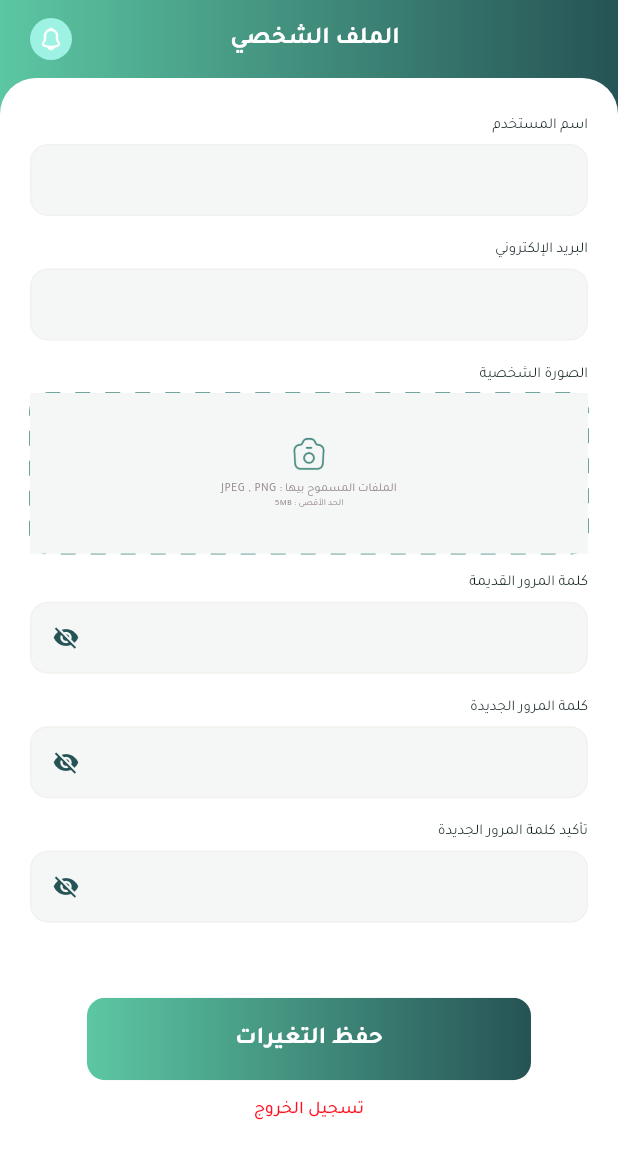
After one commit to engahmed309/tharad-task, a Flutter app: the ProfileView screen opened by its route, on a phone screen of 412 x 824 dp. The commit adds this screen. Shown: the top 1159 px of the screen. Run offline on Flutter 3.47's test engine with Material 3 defaults, Android fonts, the phone set to English and light mode, and no system bars; our stand-ins replace bloc, dartz, dio, flutter_bloc, get_it, hive and 4 more; accounts and stored records are empty.

Commit message:
finish profile ui

```diff
--- a/lib/core/utils/assets.dart
+++ b/lib/core/utils/assets.dart
@@ -2,4 +2,5 @@ class AssetsData {
   static const pathImage = 'assets/images/';
   static const logo = '${pathImage}logo.png';
   static const camera = '${pathImage}camera.png';
+  static const notification = '${pathImage}notification.png';
 }
--- a/lib/core/utils/constants.dart
+++ b/lib/core/utils/constants.dart
@@ -5,6 +5,7 @@ import 'package:flutter/material.dart';
 const String initialRoute = '/';
 const String loginRoute = '/login';
 const String otpRoute = '/otp';
+const String profileRoute = '/profile';
 
 //
 
@@ -15,6 +16,7 @@ const kGreyBgColor = Color(0xffF4F7F6);
 const kTextColor = Color(0XFF0D1D1E);
 const kGreyTextColor = Color(0xff998C8C);
 const kBorderColor = Color(0xffF0E6DE);
+const kRedColor = Color(0xffFF1020);
 
 const kAccessTokenBox = 'access_token';
 const kRememberEmailBox = 'remember_email';
--- a/lib/core/utils/routes/app_routes.dart
+++ b/lib/core/utils/routes/app_routes.dart
@@ -2,6 +2,7 @@ import 'package:flutter/material.dart';
 import 'package:flutter_bloc/flutter_bloc.dart';
 import 'package:tharad_tech_task/features/auth/presentation/manager/login_api/login_api_cubit.dart';
 import 'package:tharad_tech_task/features/auth/presentation/views/otp_view.dart';
+import 'package:tharad_tech_task/features/profile/presentation/views/profile_view.dart';
 
 import '../../../features/auth/presentation/manager/login_form/login_form_cubit.dart';
 import '../../../features/auth/presentation/manager/otp_timer_cubit/otp_timer_cubit.dart';
@@ -49,6 +50,14 @@ class AppRoutes {
             child: OtpView(email: args as String),
           ),
         );
+
+      case profileRoute:
+        return MaterialPageRoute(
+          builder: (_) => BlocProvider(
+            create: (context) => RegisterFormCubit(),
+            child: ProfileView(),
+          ),
+        );
       default:
         return null;
     }
--- a/lib/core/utils/styles.dart
+++ b/lib/core/utils/styles.dart
@@ -20,7 +20,6 @@ abstract class Styles {
   static const textStyle16 = TextStyle(
     fontSize: 16,
     fontFamily: 'Tajawal',
-
     fontWeight: FontWeight.w500,
     color: kTextColor,
   );
--- a/lib/core/utils/widgets/custom_button.dart
+++ b/lib/core/utils/widgets/custom_button.dart
@@ -14,6 +14,7 @@ class CustomButton extends StatelessWidget {
     this.borderColor,
     this.hasIcon,
     this.iconWidget,
+    this.width,
   });
 
   final Function()? onPressed;
@@ -25,7 +26,7 @@ class CustomButton extends StatelessWidget {
   final Color? borderColor;
   final bool? hasIcon;
   final Widget? iconWidget;
-
+  final double? width;
   @override
   Widget build(BuildContext context) {
     final bool useGradient =
@@ -36,7 +37,7 @@ class CustomButton extends StatelessWidget {
       height: 55,
       child: FilledButton(
         style: FilledButton.styleFrom(
-          backgroundColor: Colors.transparent, // ✅ مهم عشان gradient يظهر
+          backgroundColor: Colors.transparent,
           padding: EdgeInsets.zero,
           shape: RoundedRectangleBorder(
             side: BorderSide(color: borderColor ?? Colors.transparent),
@@ -48,15 +49,12 @@ class CustomButton extends StatelessWidget {
           decoration: BoxDecoration(
             borderRadius: BorderRadius.circular(12),
             gradient: useGradient
-                ? LinearGradient(
-                    colors: gradientColors!,
-                    begin: Alignment.topLeft,
-                    end: Alignment.bottomRight,
-                  )
+                ? LinearGradient(colors: gradientColors!)
                 : null,
             color: useGradient ? null : (color ?? kPrimaryColor),
           ),
           child: Container(
+            width: width,
             alignment: Alignment.center,
             child: Row(
               mainAxisAlignment: MainAxisAlignment.center,
--- a/lib/features/auth/presentation/manager/register_form/register_form_cubit.dart
+++ b/lib/features/auth/presentation/manager/register_form/register_form_cubit.dart
@@ -17,6 +17,8 @@ class RegisterFormCubit extends Cubit<RegisterFormState> {
   final nameController = TextEditingController();
   final emailController = TextEditingController();
   final passwordController = TextEditingController();
+  final oldPasswordController = TextEditingController();
+
   final confirmPasswordController = TextEditingController();
 
   bool isPasswordVisible = false;
--- a/lib/features/auth/presentation/views/login_view.dart
+++ b/lib/features/auth/presentation/views/login_view.dart
@@ -104,6 +104,11 @@ class LoginView extends StatelessWidget {
                               kRememberPasswordBox,
                             ).delete(kRememberPasswordBox);
                           }
+                          Navigator.pushNamedAndRemoveUntil(
+                            context,
+                            profileRoute,
+                            (route) => false,
+                          );
                         }
                         if (state is LoginApiFailed) {
                           ScaffoldMessenger.of(context).showSnackBar(
--- a/lib/features/auth/presentation/widgets/register/image_picker_widget.dart
+++ b/lib/features/auth/presentation/widgets/register/image_picker_widget.dart
@@ -17,7 +17,7 @@ class ImagePickerWidget extends StatelessWidget {
 
   @override
   Widget build(BuildContext context) {
-    final height = context.screenHeight * .1;
+    final height = context.screenHeight * .13;
     final cubit = RegisterFormCubit.get(context);
 
     return BlocBuilder<RegisterFormCubit, RegisterFormState>(
--- /dev/null
+++ b/lib/features/profile/presentation/views/profile_view.dart
@@ -0,0 +1,186 @@
+import 'package:flutter/material.dart';
+import 'package:flutter_bloc/flutter_bloc.dart';
+import 'package:tharad_tech_task/core/utils/helper.dart';
+import 'package:tharad_tech_task/core/utils/widgets/custom_button.dart';
+
+import '../../../../core/utils/constants.dart';
+import '../../../../core/utils/gaps.dart';
+import '../../../../core/utils/styles.dart';
+import '../../../../core/utils/widgets/custom_text_field.dart';
+import '../../../auth/presentation/manager/register_form/register_form_cubit.dart';
+import '../../../auth/presentation/widgets/register/image_picker_widget.dart';
+import '../widgets/simple_app_bar.dart';
+
+class ProfileView extends StatelessWidget {
+  const ProfileView({super.key});
+
+  @override
+  Widget build(BuildContext context) {
+    return Scaffold(
+      backgroundColor: Colors.white,
+      body: Container(
+        width: context.screenWidth,
+        height: context.screenHeight,
+        decoration: const BoxDecoration(
+          gradient: LinearGradient(
+            colors: [Color(0xff5CC7A3), Color(0xff265355)],
+          ),
+        ),
+        child: SafeArea(
+          child: Column(
+            children: [
+              // ===== AppBar Section =====
+              SimpleAppBar(),
+              // ===== Form Section =====
+              Expanded(
+                child: Container(
+                  width: double.infinity,
+                  padding: const EdgeInsets.symmetric(
+                    horizontal: 20,
+                    vertical: 24,
+                  ),
+                  decoration: const BoxDecoration(
+                    color: Colors.white,
+                    borderRadius: BorderRadius.vertical(
+                      top: Radius.circular(24),
+                    ),
+                  ),
+                  child: BlocBuilder<RegisterFormCubit, RegisterFormState>(
+                    builder: (context, state) {
+                      final formCubit = RegisterFormCubit.get(context);
+
+                      return SingleChildScrollView(
+                        physics: const BouncingScrollPhysics(),
+                        child: Column(
+                          crossAxisAlignment: CrossAxisAlignment.start,
+                          children: [
+                            // الاسم
+                            Text("اسم المستخدم", style: Styles.textStyle10),
+                            Gaps.vGap6,
+                            CustomTextField(
+                              controller: formCubit.nameController,
+                              validator: formCubit.validateName,
+                            ),
+                            const SizedBox(height: 15),
+
+                            // الإيميل
+                            Text(
+                              "البريد الإلكتروني",
+                              style: Styles.textStyle10,
+                            ),
+                            Gaps.vGap6,
+                            CustomTextField(
+                              controller: formCubit.emailController,
+                              validator: formCubit.validateEmail,
+                              keyboardType: TextInputType.emailAddress,
+                            ),
+                            const SizedBox(height: 15),
+                            // IMAGE
+                            Text("الصورة الشخصية", style: Styles.textStyle10),
+                            Gaps.vGap6,
+                            const Center(child: ImagePickerWidget()),
+                            Gaps.vGap12,
+
+                            // كلمة المرور
+                            Text(
+                              "كلمة المرور القديمة",
+                              style: Styles.textStyle10,
+                            ),
+                            Gaps.vGap6,
+                            CustomTextField(
+                              controller: formCubit.oldPasswordController,
+                              isPassword: !formCubit.isPasswordVisible,
+                              validator: formCubit.validatePassword,
+                              suffix: IconButton(
+                                icon: Icon(
+                                  formCubit.isPasswordVisible
+                                      ? Icons.visibility
+                                      : Icons.visibility_off,
+                                  color: kPrimaryColor,
+                                ),
+                                onPressed: formCubit.togglePasswordVisibility,
+                              ),
+                            ),
+                            const SizedBox(height: 15),
+
+                            //                               "كلمة المرور الجديدة",
+                            Text(
+                              "كلمة المرور الجديدة",
+                              style: Styles.textStyle10,
+                            ),
+                            Gaps.vGap6,
+                            CustomTextField(
+                              controller: formCubit.passwordController,
+                              isPassword: !formCubit.isConfirmPasswordVisible,
+                              validator: formCubit.validateConfirmPassword,
+                              suffix: IconButton(
+                                icon: Icon(
+                                  formCubit.isConfirmPasswordVisible
+                                      ? Icons.visibility
+                                      : Icons.visibility_off,
+                                  color: kPrimaryColor,
+                                ),
+                                onPressed:
+                                    formCubit.toggleConfirmPasswordVisibility,
+                              ),
+                            ),
+                            const SizedBox(height: 15),
+
+                            //                               "كلمة المرور الجديدة",
+                            Text(
+                              "تأكيد كلمة المرور الجديدة",
+                              style: Styles.textStyle10,
+                            ),
+                            Gaps.vGap6,
+                            CustomTextField(
+                              controller: formCubit.passwordController,
+                              isPassword: !formCubit.isConfirmPasswordVisible,
+                              validator: formCubit.validateConfirmPassword,
+                              suffix: IconButton(
+                                icon: Icon(
+                                  formCubit.isConfirmPasswordVisible
+                                      ? Icons.visibility
+                                      : Icons.visibility_off,
+                                  color: kPrimaryColor,
+                                ),
+                                onPressed:
+                                    formCubit.toggleConfirmPasswordVisibility,
+                              ),
+                            ),
+                            const SizedBox(height: 50),
+                            CustomButton(
+                              gradientColors: [
+                                Color(0xff5CC7A3),
+                                Color(0xff265355),
+                              ],
+                              onPressed: () {},
+                              btnText: "حفظ التغيرات",
+                              width: context.screenWidth - 116,
+                            ),
+                            const SizedBox(height: 12),
+                            Center(
+                              child: Text(
+                                "تسجيل الخروج",
+                                style: Styles.textStyle10.copyWith(
+                                  color: kRedColor,
+                                  fontWeight: FontWeight.w500,
+                                  decoration: TextDecoration.underline,
+                                  fontSize: 12,
+                                  decorationColor: kRedColor,
+                                ),
+                              ),
+                            ),
+                          ],
+                        ),
+                      );
+                    },
+                  ),
+                ),
+              ),
+            ],
+          ),
+        ),
+      ),
+    );
+  }
+}
--- /dev/null
+++ b/lib/features/profile/presentation/widgets/simple_app_bar.dart
@@ -0,0 +1,37 @@
+import 'package:flutter/material.dart';
+
+import '../../../../core/utils/assets.dart';
+import '../../../../core/utils/styles.dart';
+
+class SimpleAppBar extends StatelessWidget {
+  const SimpleAppBar({super.key});
+
+  @override
+  Widget build(BuildContext context) {
+    return Padding(
+      padding: const EdgeInsets.symmetric(horizontal: 20, vertical: 12),
+      child: Row(
+        mainAxisAlignment: MainAxisAlignment.spaceBetween,
+        children: [
+          const SizedBox(width: 20),
+          Text(
+            'الملف الشخصي',
+            style: Styles.textStyle16.copyWith(
+              color: Colors.white,
+              fontWeight: FontWeight.bold,
+            ),
+          ),
+          CircleAvatar(
+            radius: 14,
+            child: Image.asset(
+              AssetsData.notification,
+              width: 16,
+              height: 16,
+              color: Colors.white,
+            ),
+          ),
+        ],
+      ),
+    );
+  }
+}
```
Also changed, not shown: assets/images/notification.png (added).
